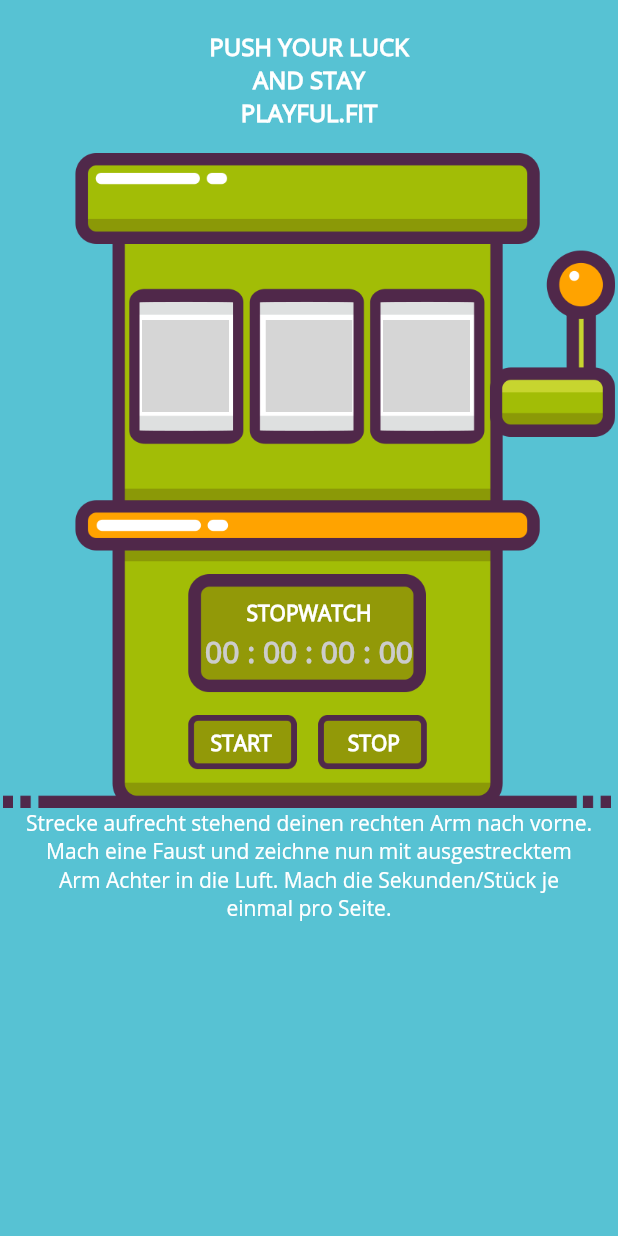
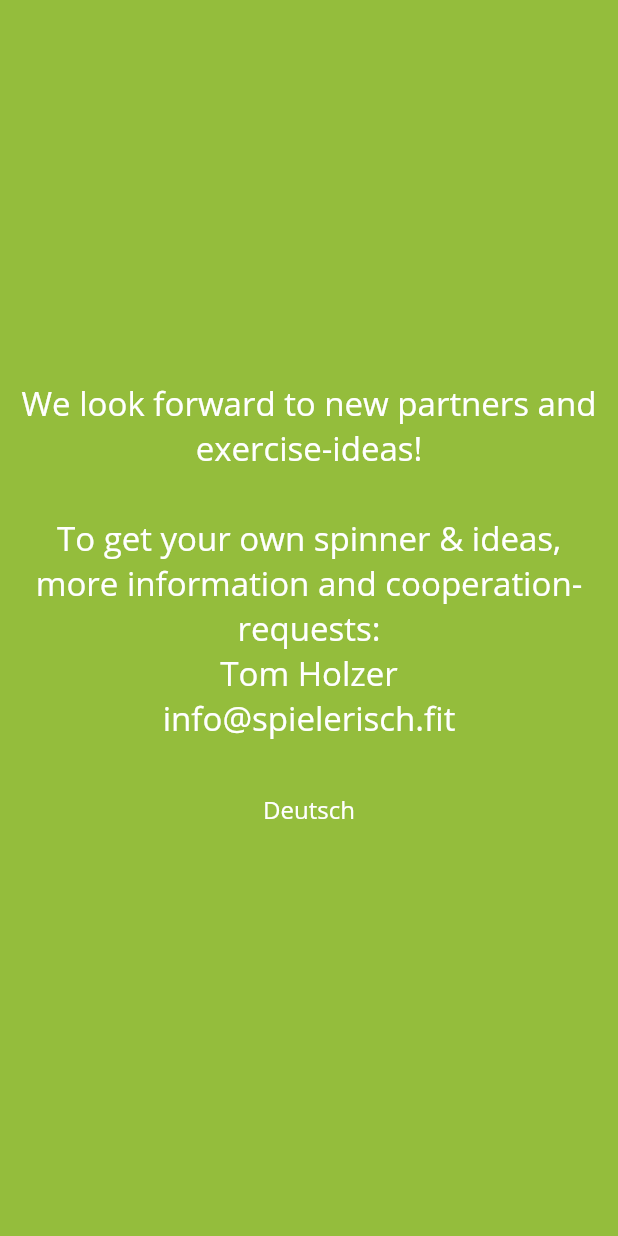
Before and after one commit to hamzakhurshid12/spielerisch.fit, a Flutter app: the screen it shows after launch, on a phone screen of 412 x 824 dp. Run offline on Flutter 3.47's test engine with Material 2 defaults, Android fonts, the phone set to English and light mode, and no system bars; our stand-ins replace firebase_analytics, firebase_core, firebase_messaging, flutter_local_notifications; missing offline and left inert: roller_list; accounts and stored records are empty; statements that could not run were skipped; grey boxes are pictures that could not be loaded.

Commit message:
Settings Screen Functionality complete

```diff
--- a/lib/l10n/intl_en.arb
+++ b/lib/l10n/intl_en.arb
@@ -40,5 +40,15 @@
   "@times": {
     "type": "text",
     "placeholders": {}
+  },
+  "settingsMessage": "We look forward to new partners and exercise-ideas!\n\nTo get your own spinner & ideas, more information and cooperation-requests:\nTom Holzer\ninfo@spielerisch.fit",
+  "@settingsMessage": {
+    "type": "text",
+    "placeholders": {}
+  },
+  "changeLanguage": "Deutsch",
+  "@changeLanguage": {
+    "type": "text",
+    "placeholders": {}
   }
 }
--- a/lib/l10n/messages_de.dart
+++ b/lib/l10n/messages_de.dart
@@ -21,9 +21,11 @@
 
   final messages = _notInlinedMessages(_notInlinedMessages);
   static _notInlinedMessages(_) => <String, Function> {
+    "changeLanguage" : MessageLookupByLibrary.simpleMessage("English"),
     "heyWorld" : MessageLookupByLibrary.simpleMessage("Hey Welt"),
     "pushforyourluck" : MessageLookupByLibrary.simpleMessage("DRÜCK DEIN GLÜCK\nBLEIBE"),
     "seconds" : MessageLookupByLibrary.simpleMessage("Sekunden"),
+    "settingsMessage" : MessageLookupByLibrary.simpleMessage("Wir freuen uns über neue Partner und Übungsvorschläge!\n\nFür eigene Spinner & Ideen,mehr Informationen und Partneranfragen:\nTom Holzer\ninfo@spielerisch.fit"),
     "start" : MessageLookupByLibrary.simpleMessage("START"),
     "stop" : MessageLookupByLibrary.simpleMessage("STOP"),
     "stopwatch" : MessageLookupByLibrary.simpleMessage("STOPPUHR"),
--- a/lib/l10n/messages_en.dart
+++ b/lib/l10n/messages_en.dart
@@ -21,9 +21,11 @@
 
   final messages = _notInlinedMessages(_notInlinedMessages);
   static _notInlinedMessages(_) => <String, Function> {
+    "changeLanguage" : MessageLookupByLibrary.simpleMessage("Deutsch"),
     "heyWorld" : MessageLookupByLibrary.simpleMessage("Hey World"),
     "pushforyourluck" : MessageLookupByLibrary.simpleMessage("PUSH YOUR LUCK\nAND STAY\nPLAYFUL.FIT"),
     "seconds" : MessageLookupByLibrary.simpleMessage("seconds"),
+    "settingsMessage" : MessageLookupByLibrary.simpleMessage("We look forward to new partners and exercise-ideas!\n\nTo get your own spinner & ideas, more information and cooperation-requests:\nTom Holzer\ninfo@spielerisch.fit"),
     "start" : MessageLookupByLibrary.simpleMessage("START"),
     "stop" : MessageLookupByLibrary.simpleMessage("STOP"),
     "stopwatch" : MessageLookupByLibrary.simpleMessage("STOPWATCH"),
--- a/lib/l10n/messages_messages.dart
+++ b/lib/l10n/messages_messages.dart
@@ -21,9 +21,11 @@
 
   final messages = _notInlinedMessages(_notInlinedMessages);
   static _notInlinedMessages(_) => <String, Function> {
+    "changeLanguage" : MessageLookupByLibrary.simpleMessage("Deutsch"),
     "heyWorld" : MessageLookupByLibrary.simpleMessage("Hey World"),
     "pushforyourluck" : MessageLookupByLibrary.simpleMessage("PUSH YOUR LUCK\nAND STAY\nPLAYFUL.FIT"),
     "seconds" : MessageLookupByLibrary.simpleMessage("seconds"),
+    "settingsMessage" : MessageLookupByLibrary.simpleMessage("We look forward to new partners and exercise-ideas!\n\nTo get your own spinner & ideas, more information and cooperation-requests:\nTom Holzer\ninfo@spielerisch.fit"),
     "start" : MessageLookupByLibrary.simpleMessage("START"),
     "stop" : MessageLookupByLibrary.simpleMessage("STOP"),
     "stopwatch" : MessageLookupByLibrary.simpleMessage("STOPWATCH"),
--- a/lib/locale/app_localization.dart
+++ b/lib/locale/app_localization.dart
@@ -75,4 +75,18 @@
     );
   }
 
+  String get settingsMessage {
+    return Intl.message(
+      "We look forward to new partners and exercise-ideas!\n\nTo get your own spinner & ideas, more information and cooperation-requests:\nTom Holzer\ninfo@spielerisch.fit",
+      name: 'settingsMessage',
+    );
+  }
+
+  String get changeLanguage {
+    return Intl.message(
+      "Deutsch",
+      name: 'changeLanguage',
+    );
+  }
+
 }
--- a/lib/main.dart
+++ b/lib/main.dart
@@ -14,6 +14,7 @@
 
 import 'package:flutter_local_notifications/flutter_local_notifications.dart';
 import 'package:intl/intl.dart';
+import 'package:spielerisch_fit/ui/settings_screen.dart';
 import 'package:spielerisch_fit/utils/exercises_data.dart';
 
 import 'locale/AppLocalizationDelegate.dart';
@@ -82,6 +83,7 @@
         '/': (context) => IntroScreen(),
         '/home': (context) => MyHomePage(analytics: analytics,
             observer: observer),
+        '/settings': (context) => SettingsScreen(),
       },
       supportedLocales: [
         const Locale('en', 'US'),
--- a/lib/ui/intro_screen.dart
+++ b/lib/ui/intro_screen.dart
@@ -6,7 +6,7 @@
   @override
   Widget build(BuildContext context) {
     new Future.delayed(const Duration(seconds: 3), () {
-      Navigator.pushNamed(context, '/home');
+      Navigator.pushNamed(context, '/settings');
     });
 
     return Container(
--- /dev/null
+++ b/lib/ui/settings_screen.dart
@@ -0,0 +1,62 @@
+import 'package:flutter/cupertino.dart';
+import 'package:flutter/material.dart';
+import 'package:spielerisch_fit/locale/app_localization.dart';
+
+class SettingsScreen extends StatelessWidget {
+  @override
+  Widget build(BuildContext context) {
+    return Scaffold(
+      backgroundColor: Color.fromRGBO(148, 189, 60, 1.0),
+      body: SafeArea(
+        child: Column(
+          mainAxisAlignment: MainAxisAlignment.center,
+          children: [
+            Padding(
+              padding: EdgeInsets.all(8.0),
+              child: Row(
+                mainAxisAlignment: MainAxisAlignment.center,
+                children: [
+                  Expanded(
+                    child: Text(
+                      AppLocalization.of(context).settingsMessage,
+                      style: TextStyle(
+                          color: Colors.white,
+                          fontFamily: "Open-Sans",
+                          fontWeight: FontWeight.w200,
+                          fontSize: 22),
+                      textAlign: TextAlign.center,
+                    ),
+                  ),
+                ],
+              ),
+            ),
+            Padding(
+              padding: EdgeInsets.all(28.0),
+              child: Row(
+                mainAxisAlignment: MainAxisAlignment.center,
+                children: [
+                  Expanded(
+                    child: GestureDetector(
+                      child: Text(
+                        AppLocalization.of(context).changeLanguage,
+                        style: TextStyle(
+                            color: Colors.white,
+                            fontFamily: "Open-Sans",
+                            fontSize: 16),
+                        textAlign: TextAlign.center,
+                      ),
+                      onTap: () {
+                        AppLocalization.chosenLanguageCode=="de_DE"? AppLocalization.load(Locale("en","US")):AppLocalization.load(Locale("de","DE"));
+                        Navigator.of(context).pop();
+                      },
+                    ),
+                  ),
+                ],
+              ),
+            ),
+          ],
+        ),
+      ),
+    );
+  }
+}
--- a/lib/utils/exercises_data.dart
+++ b/lib/utils/exercises_data.dart
@@ -11,12 +11,11 @@
 
   static Future<String> getDataFromServer() async {
     var uriResponse = await http.get(Uri.parse("https://spielerisch.fit/exercises.json"));
-    return uriResponse.body;
+    return utf8.decode(uriResponse.bodyBytes);
   }
 
   static void load() async {
     dataStr = await getDataFromServer();
-    //dataStr = dataStr.replaceAll("<br/>", "\n");
     dataJson = json.decode(dataStr)["exercises"];
     dataKeysList = dataJson.keys.toList();
     dataRecordsEn = List<Exercise>();
```
Also changed, not shown: lib/l10n/intl_de.arb (+10 -0 lines), lib/l10n/intl_messages.arb (+11 -1 lines), lib/ui/home_screen.dart (+77 -10 lines), assets/images/camera_icon.png (added).
